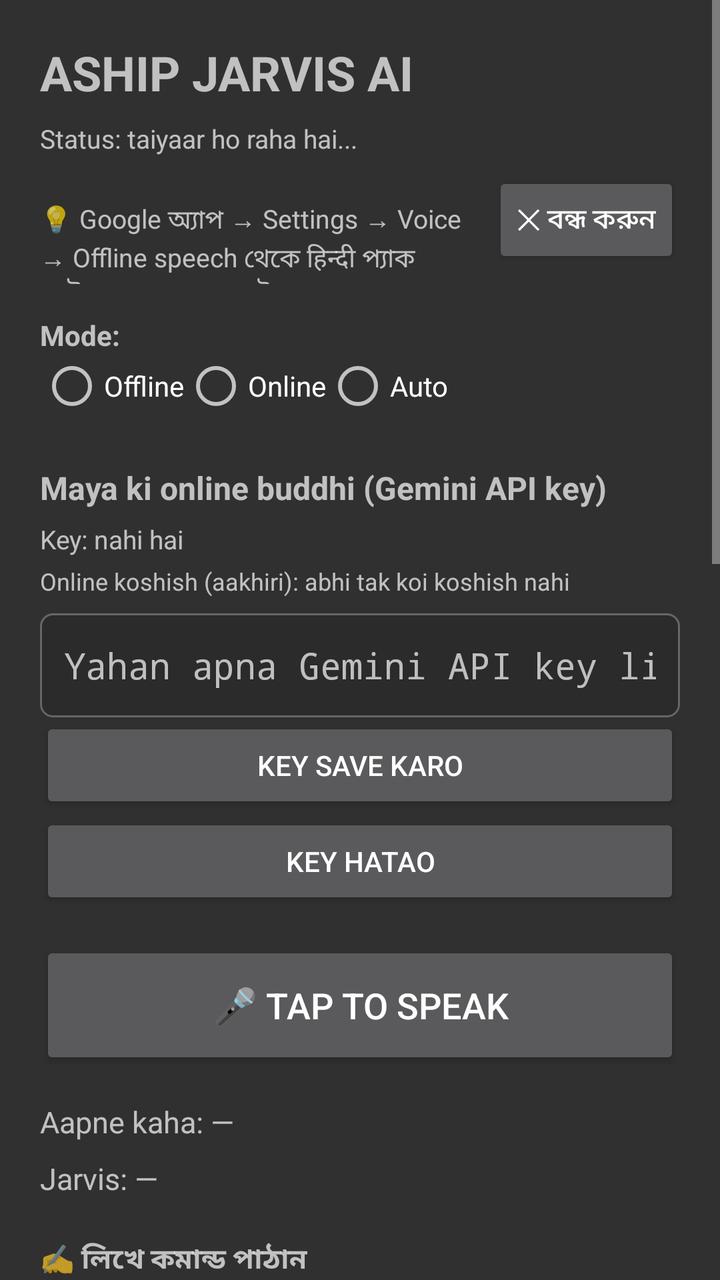
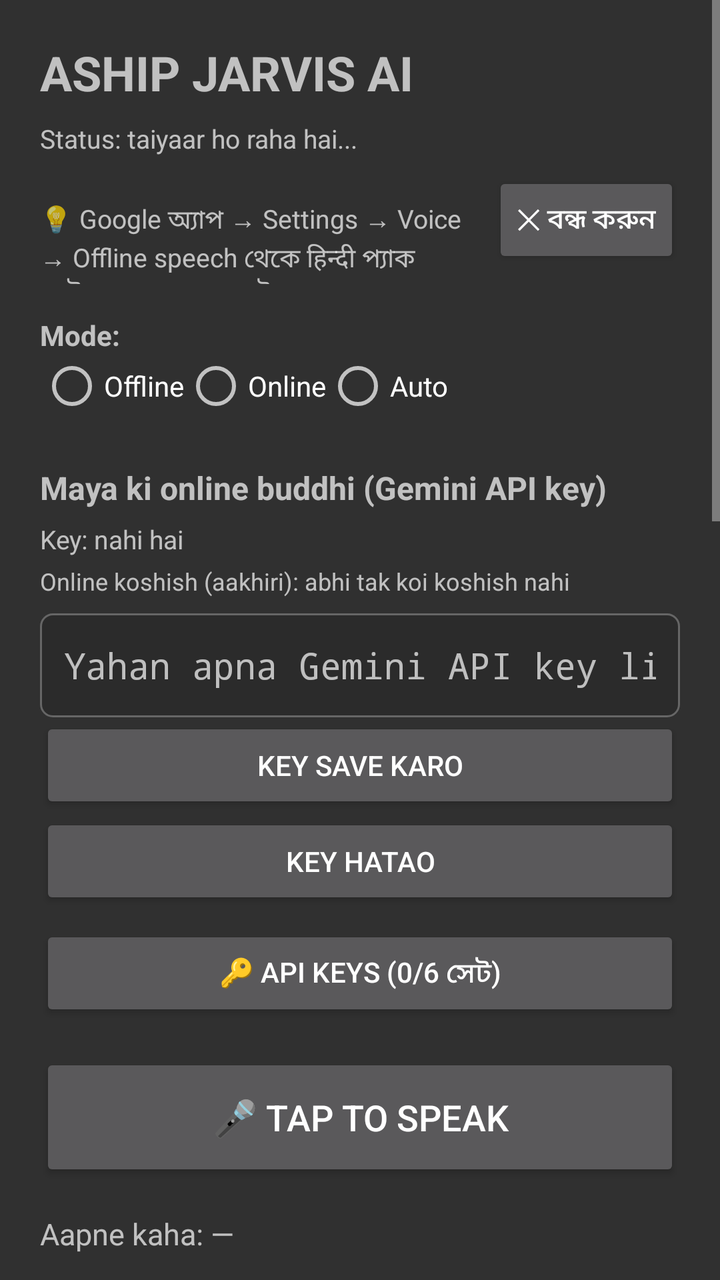

An Android layout rendered at two revisions. The XML below is the earlier revision; the diff shows what the commit changed to produce the second picture.
<!-- AndroidManifest.xml: application theme android:Theme.Material.NoActionBar -->
<!-- res/layout/activity_main.xml -->
<?xml version="1.0" encoding="utf-8"?>
<ScrollView xmlns:android="http://schemas.android.com/apk/res/android"
    android:layout_width="match_parent"
    android:layout_height="match_parent"
    android:fillViewport="true">

    <LinearLayout
        android:layout_width="match_parent"
        android:layout_height="wrap_content"
        android:orientation="vertical"
        android:padding="20dp">

        <TextView
            android:layout_width="wrap_content"
            android:layout_height="wrap_content"
            android:text="ASHIP JARVIS AI"
            android:textSize="24sp"
            android:textStyle="bold" />

        <TextView
            android:id="@+id/statusText"
            android:layout_width="match_parent"
            android:layout_height="wrap_content"
            android:layout_marginTop="8dp"
            android:text="Status: taiyaar ho raha hai..."
            android:textSize="13sp" />

        
        <LinearLayout
            android:layout_width="match_parent"
            android:layout_height="wrap_content"
            android:layout_marginTop="8dp"
            android:orientation="horizontal">

            <TextView
                android:id="@+id/offlinePackHintText"
                android:layout_width="0dp"
                android:layout_height="wrap_content"
                android:layout_weight="1"
                android:text="💡 Google অ্যাপ → Settings → Voice → Offline speech থেকে हिन्दी প্যাক ডাউনলোড করলে নেট ছাড়াও ভালো শুনবে"
                android:textSize="13sp" />

            <Button
                android:id="@+id/offlinePackHintClose"
                android:layout_width="wrap_content"
                android:layout_height="wrap_content"
                android:text="✕ বন্ধ করুন" />
        </LinearLayout>

        <TextView
            android:layout_width="wrap_content"
            android:layout_height="wrap_content"
            android:layout_marginTop="16dp"
            android:text="Mode:"
            android:textStyle="bold" />

        <RadioGroup
            android:id="@+id/modeGroup"
            android:layout_width="match_parent"
            android:layout_height="wrap_content"
            android:orientation="horizontal">

            <RadioButton
                android:id="@+id/modeOffline"
                android:layout_width="wrap_content"
                android:layout_height="wrap_content"
                android:text="Offline" />

            <RadioButton
                android:id="@+id/modeOnline"
                android:layout_width="wrap_content"
                android:layout_height="wrap_content"
                android:text="Online" />

            <RadioButton
                android:id="@+id/modeAuto"
                android:layout_width="wrap_content"
                android:layout_height="wrap_content"
                android:text="Auto" />
        </RadioGroup>

        <TextView
            android:layout_width="wrap_content"
            android:layout_height="wrap_content"
            android:layout_marginTop="24dp"
            android:text="Maya ki online buddhi (Gemini API key)"
            android:textSize="16sp"
            android:textStyle="bold" />

        <TextView
            android:id="@+id/geminiKeyStatusText"
            android:layout_width="match_parent"
            android:layout_height="wrap_content"
            android:layout_marginTop="6dp"
            android:text="Key: nahi hai"
            android:textSize="13sp" />

        <TextView
            android:id="@+id/geminiDiagText"
            android:layout_width="match_parent"
            android:layout_height="wrap_content"
            android:layout_marginTop="4dp"
            android:text="Online koshish (aakhiri): abhi tak koi koshish nahi"
            android:textSize="12sp" />

        <EditText
            android:id="@+id/geminiKeyInput"
            android:layout_width="match_parent"
            android:layout_height="wrap_content"
            android:layout_marginTop="8dp"
            android:background="@drawable/input_box_bg"
            android:hint="Yahan apna Gemini API key likho"
            android:importantForAutofill="no"
            android:inputType="textPassword"
            android:maxLines="1"
            android:minHeight="52dp"
            android:padding="12dp" />

        <Button
            android:id="@+id/geminiKeySaveButton"
            android:layout_width="match_parent"
            android:layout_height="wrap_content"
            android:text="KEY SAVE KARO" />

        <Button
            android:id="@+id/geminiKeyClearButton"
            android:layout_width="match_parent"
            android:layout_height="wrap_content"
            android:text="KEY HATAO" />

        <Button
            android:id="@+id/micButton"
            android:layout_width="match_parent"
            android:layout_height="64dp"
            android:layout_marginTop="16dp"
            android:text="🎤 Tap to speak"
            android:textSize="18sp" />

        <TextView
            android:id="@+id/recognizedText"
            android:layout_width="match_parent"
            android:layout_height="wrap_content"
            android:layout_marginTop="16dp"
            android:text="Aapne kaha: —"
            android:textSize="15sp" />

        <TextView
            android:id="@+id/responseText"
            android:layout_width="match_parent"
            android:layout_height="wrap_content"
            android:layout_marginTop="8dp"
            android:text="Jarvis: —"
            android:textSize="15sp" />

        
        <TextView
            android:layout_width="wrap_content"
            android:layout_height="wrap_content"
            android:layout_marginTop="20dp"
            android:text="✍️ লিখে কমান্ড পাঠান"
            android:textStyle="bold" />

        <EditText
            android:id="@+id/commandInput"
            android:layout_width="match_parent"
            android:layout_height="wrap_content"
            android:layout_marginTop="6dp"
            android:background="@drawable/input_box_bg"
            android:hint="এখানে কমান্ড লিখুন (যেমন: টেলিগ্রাম খোলো, লাইট, স্ক্রল ডাউন)"
            android:importantForAutofill="no"
            android:inputType="text"
            android:maxLines="1"
            android:minHeight="52dp"
            android:padding="12dp" />

        <Button
            android:id="@+id/sendButton"
            android:layout_width="match_parent"
            android:layout_height="wrap_content"
            android:text="কমান্ড পাঠাও" />

        <Button
            android:id="@+id/downloadModelButton"
            android:layout_width="match_parent"
            android:layout_height="wrap_content"
            android:layout_marginTop="12dp"
            android:text="Download Hindi offline voice model" />

        
        <TextView
            android:id="@+id/banglaModelStatusText"
            android:layout_width="match_parent"
            android:layout_height="wrap_content"
            android:layout_marginTop="16dp"
            android:text="বাংলা অফলাইন মডেল: ডাউনলোড হয়নি"
            android:textSize="13sp" />

        <Button
            android:id="@+id/banglaModelButton"
            android:layout_width="match_parent"
            android:layout_height="wrap_content"
            android:layout_marginTop="4dp"
            android:text="বাংলা অফলাইন মডেল ডাউনলোড করো" />

        
        <Button
            android:id="@+id/mobileSettingsButton"
            android:layout_width="match_parent"
            android:layout_height="wrap_content"
            android:layout_marginTop="24dp"
            android:text="📱 Mobile (মোবাইল) — Background Setup" />

        <TextView
            android:id="@+id/panelScanText"
            android:layout_width="match_parent"
            android:layout_height="wrap_content"
            android:layout_marginTop="4dp"
            android:text="Panel scan: abhi tak koi koshish nahi"
            android:textSize="12sp" />

        <TextView
            android:id="@+id/youtubeTapText"
            android:layout_width="match_parent"
            android:layout_height="wrap_content"
            android:layout_marginTop="4dp"
            android:text="YouTube tap (aakhiri): abhi tak koi koshish nahi"
            android:textSize="12sp" />

        <TextView
            android:id="@+id/agentRunText"
            android:layout_width="match_parent"
            android:layout_height="wrap_content"
            android:layout_marginTop="4dp"
            android:text="Agent chaal (aakhiri): abhi tak koi koshish nahi"
            android:textSize="12sp" />

        <TextView
            android:id="@+id/screenRunText"
            android:layout_width="match_parent"
            android:layout_height="wrap_content"
            android:layout_marginTop="4dp"
            android:text="Screen chaal (aakhiri): abhi tak koi koshish nahi"
            android:textSize="12sp" />

        <TextView
            android:id="@+id/screenAuditText"
            android:layout_width="match_parent"
            android:layout_height="wrap_content"
            android:layout_marginTop="4dp"
            android:text="Screen audit (aakhiri): abhi tak koi record nahi"
            android:textSize="12sp" />

        <TextView
            android:id="@+id/banglaAsrText"
            android:layout_width="match_parent"
            android:layout_height="wrap_content"
            android:layout_marginTop="4dp"
            android:text="Bangla ASR (aakhiri): abhi tak koi koshish nahi"
            android:textSize="12sp" />

        <TextView
            android:id="@+id/quotaText"
            android:layout_width="match_parent"
            android:layout_height="wrap_content"
            android:layout_marginTop="4dp"
            android:text="Quota hisaab (aaj): total 0 | main 0 | lite 0"
            android:textSize="12sp" />

        
        <TextView
            android:id="@+id/personaText"
            android:layout_width="match_parent"
            android:layout_height="wrap_content"
            android:layout_marginTop="4dp"
            android:text="Persona (aakhiri): abhi tak koi session nahi"
            android:textSize="12sp" />

        
        <TextView
            android:id="@+id/learnedText"
            android:layout_width="match_parent"
            android:layout_height="wrap_content"
            android:layout_marginTop="4dp"
            android:text="শেখা কাজ (mot): 0"
            android:textSize="12sp" />

        
        <TextView
            android:id="@+id/taughtText"
            android:layout_width="match_parent"
            android:layout_height="wrap_content"
            android:layout_marginTop="4dp"
            android:text="শেখানো কমান্ড (mot): 0"
            android:textSize="12sp" />

        
        <TextView
            android:id="@+id/rulesText"
            android:layout_width="match_parent"
            android:layout_height="wrap_content"
            android:layout_marginTop="4dp"
            android:text="মনে রাখা নিয়ম (mot): 0"
            android:textSize="12sp" />

        
        <TextView
            android:id="@+id/backgroundHeardText"
            android:layout_width="match_parent"
            android:layout_height="wrap_content"
            android:layout_marginTop="4dp"
            android:text="Background (aakhiri suna): abhi tak kuch nahi"
            android:textSize="12sp" />

        <TextView
            android:id="@+id/foregroundHeardText"
            android:layout_width="match_parent"
            android:layout_height="wrap_content"
            android:layout_marginTop="4dp"
            android:text="Saamne (aakhiri suna): abhi tak kuch nahi"
            android:textSize="12sp" />

        <TextView
            android:id="@+id/hearPathText"
            android:layout_width="match_parent"
            android:layout_height="wrap_content"
            android:layout_marginTop="4dp"
            android:text="শোনার পথ (aakhiri): abhi tak koi turn nahi"
            android:textSize="12sp" />

        
        <TextView
            android:id="@+id/listenLangLabel"
            android:layout_width="match_parent"
            android:layout_height="wrap_content"
            android:layout_marginTop="12dp"
            android:text="শোনার ভাষা: বাংলা"
            android:textSize="13sp" />

        <Button
            android:id="@+id/listenLangButton"
            android:layout_width="match_parent"
            android:layout_height="wrap_content"
            android:text="শোনার ভাষা: বাংলা (বদলাতে ট্যাপ করো)" />

        
        <Switch
            android:id="@+id/offlineEarsFirstSwitch"
            android:layout_width="match_parent"
            android:layout_height="wrap_content"
            android:layout_marginTop="8dp"
            android:text="অফলাইন কান আগে (বিপ কম, শোনা একটু কম)"
            android:textSize="14sp" />

        <Button
            android:id="@+id/updateCheckButton"
            android:layout_width="match_parent"
            android:layout_height="wrap_content"
            android:text="UPDATE CHECK KARO" />

    </LinearLayout>

</ScrollView>
<!-- resources referenced by this layout -->
<resources>
  <!-- drawable input_box_bg (drawable) -->
  <?xml version="1.0" encoding="utf-8"?>
  <shape xmlns:android="http://schemas.android.com/apk/res/android"
      android:shape="rectangle">
      <solid android:color="#2B2B2B" />
      <stroke
          android:width="1dp"
          android:color="#666666" />
      <corners android:radius="6dp" />
  </shape>
</resources>

<!-- the commit's change to res/layout/activity_main.xml (unified diff, before → after) -->
@@ -127,6 +127,14 @@
             android:layout_width="match_parent"
             android:layout_height="wrap_content"
             android:text="KEY HATAO" />
+
+        
+        <Button
+            android:id="@+id/apiKeysButton"
+            android:layout_width="match_parent"
+            android:layout_height="wrap_content"
+            android:layout_marginTop="8dp"
+            android:text="🔑 API Keys (0/6 সেট)" />
 
         <Button
             android:id="@+id/micButton"
@@ -179,6 +187,34 @@
             android:layout_height="wrap_content"
             android:text="কমান্ড পাঠাও" />
 
+        
+        <LinearLayout
+            android:layout_width="match_parent"
+            android:layout_height="wrap_content"
+            android:layout_marginTop="12dp"
+            android:orientation="horizontal">
+
+            <TextView
+                android:layout_width="0dp"
+                android:layout_height="wrap_content"
+                android:layout_weight="1"
+                android:text="📜 আগের কমান্ড"
+                android:textStyle="bold" />
+
+            <Button
+                android:id="@+id/historyClearButton"
+                android:layout_width="wrap_content"
+                android:layout_height="wrap_content"
+                android:text="ইতিহাস মুছুন" />
+        </LinearLayout>
+
+        <LinearLayout
+            android:id="@+id/historyList"
+            android:layout_width="match_parent"
+            android:layout_height="wrap_content"
+            android:layout_marginTop="4dp"
+            android:orientation="vertical" />
+
         <Button
             android:id="@+id/downloadModelButton"
             android:layout_width="match_parent"
